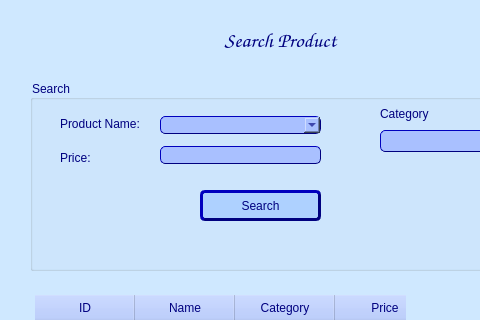
ElyanAli/DairyPro, file Code-Connection/Screens/29 Customer Product Button.ui: the form before one commit; both pictures show x 0 to 480 and y 0 to 320 of the 748 by 622 pixel window.
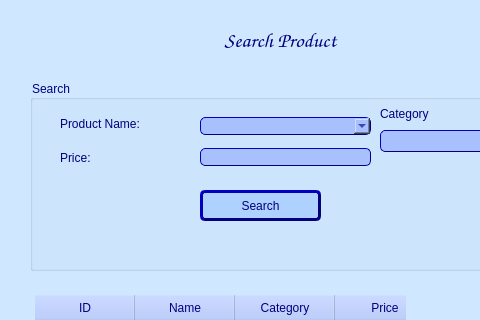
The form after the commit.

What changed in the file:
```diff
--- a/Code-Connection/Screens/29 Customer Product Button.ui
+++ b/Code-Connection/Screens/29 Customer Product Button.ui
@@ -121,7 +121,7 @@
       <rect>
        <x>30</x>
        <y>30</y>
-       <width>87</width>
+       <width>131</width>
        <height>61</height>
       </rect>
      </property>
@@ -155,10 +155,10 @@
     <widget class="QWidget" name="layoutWidget">
      <property name="geometry">
       <rect>
-       <x>130</x>
+       <x>170</x>
        <y>30</y>
-       <width>161</width>
-       <height>61</height>
+       <width>171</width>
+       <height>65</height>
       </rect>
      </property>
      <layout class="QVBoxLayout" name="verticalLayout_2">
```
Left out of the diff: 2 changed lines with no effect on the pictures.
